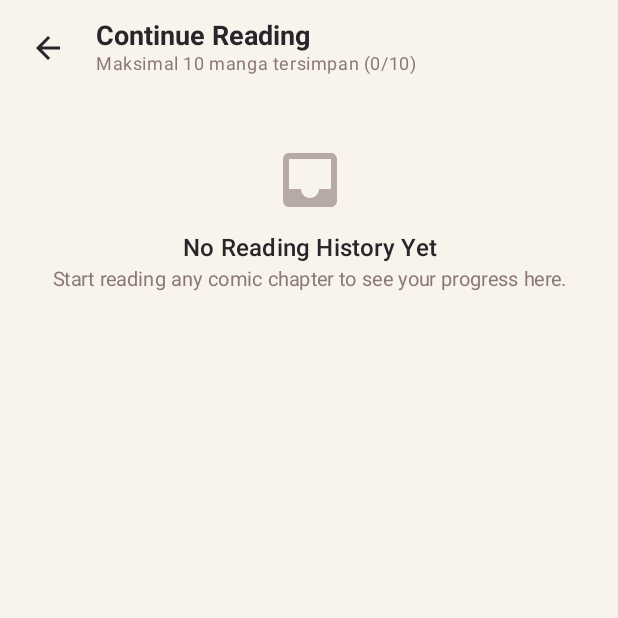
After one commit to Aziz140609/ComicVerse, an Android app built with Jetpack Compose: the ReadingHistoryScreen screen opened through its navigation route, on a phone screen of 412 x 824 dp, the top half of it. The commit adds this screen. Run offline under Robolectric (Android 15) with nearby library versions, the phone set to English and light mode, and no system bars; network calls fail; pictures from the network do not load.

Commit message:
feat: add dedicated Reading History screen with max 10 items limit and auto-trim oldest

```diff
--- a/app/src/main/java/com/aziz/comicverse/data/local/dao/ReadingProgressDao.kt
+++ b/app/src/main/java/com/aziz/comicverse/data/local/dao/ReadingProgressDao.kt
@@ -16,8 +16,11 @@ interface ReadingProgressDao {
     @Query("SELECT * FROM reading_progress WHERE comicId = :comicId LIMIT 1")
     fun getProgressByComicId(comicId: String): Flow<ReadingProgressEntity?>
 
-    @Query("SELECT * FROM reading_progress ORDER BY updatedAt DESC")
+    @Query("SELECT * FROM reading_progress ORDER BY updatedAt DESC LIMIT 10")
     fun getAllProgress(): Flow<List<ReadingProgressEntity>>
+
+    @Query("DELETE FROM reading_progress WHERE comicId NOT IN (SELECT comicId FROM reading_progress ORDER BY updatedAt DESC LIMIT 10)")
+    suspend fun trimOldProgress()
 
     @Query("DELETE FROM reading_progress WHERE comicId = :comicId")
     suspend fun deleteProgress(comicId: String): Int
--- a/app/src/main/java/com/aziz/comicverse/domain/model/ReadingProgress.kt
+++ b/app/src/main/java/com/aziz/comicverse/domain/model/ReadingProgress.kt
@@ -6,5 +6,7 @@ data class ReadingProgress(
     val chapterTitle: String,
     val pageIndex: Int,
     val totalPages: Int,
+    val comicTitle: String = "",
+    val comicCoverUrl: String = "",
     val updatedAt: Long = System.currentTimeMillis()
 )
--- a/app/src/main/java/com/aziz/comicverse/domain/repository/ComicRepository.kt
+++ b/app/src/main/java/com/aziz/comicverse/domain/repository/ComicRepository.kt
@@ -24,4 +24,5 @@ interface ComicRepository {
     suspend fun toggleFavorite(comic: Comic)
     fun getReadingHistory(): Flow<List<ReadingProgress>>
     suspend fun saveReadingProgress(progress: ReadingProgress)
+    suspend fun deleteReadingProgress(comicId: String)
 }
--- a/app/src/main/java/com/aziz/comicverse/navigation/ComicVerseNavGraph.kt
+++ b/app/src/main/java/com/aziz/comicverse/navigation/ComicVerseNavGraph.kt
@@ -22,6 +22,7 @@ import androidx.navigation.compose.rememberNavController
 import androidx.navigation.navArgument
 import com.aziz.comicverse.ui.detail.ComicDetailScreen
 import com.aziz.comicverse.ui.explore.ExploreScreen
+import com.aziz.comicverse.ui.history.ReadingHistoryScreen
 import com.aziz.comicverse.ui.home.HomeScreen
 import com.aziz.comicverse.ui.library.LibraryScreen
 import com.aziz.comicverse.ui.rankings.RankingsScreen
@@ -131,6 +132,9 @@ fun ComicVerseNavGraph(
                     },
                     onNavigateToRankings = {
                         navController.navigate(Screen.Rankings.route)
+                    },
+                    onNavigateToReadingHistory = {
+                        navController.navigate(Screen.ReadingHistory.route)
                     }
                 )
             }
@@ -186,6 +190,18 @@ fun ComicVerseNavGraph(
                 )
             }
 
+            composable(Screen.ReadingHistory.route) {
+                ReadingHistoryScreen(
+                    onNavigateBack = { navController.popBackStack() },
+                    onNavigateToDetail = { comicId ->
+                        navController.navigate(Screen.Detail.createRoute(comicId))
+                    },
+                    onNavigateToReader = { comicId, chapterId ->
+                        navController.navigate(Screen.Reader.createRoute(comicId, chapterId))
+                    }
+                )
+            }
+
             composable(
                 route = Screen.Detail.route,
                 arguments = listOf(
--- a/app/src/main/java/com/aziz/comicverse/navigation/Screen.kt
+++ b/app/src/main/java/com/aziz/comicverse/navigation/Screen.kt
@@ -55,6 +55,11 @@ sealed class Screen(
         title = "Peringkat Manga"
     )
 
+    data object ReadingHistory : Screen(
+        route = "reading_history",
+        title = "Terakhir Di baca"
+    )
+
     data object Detail : Screen(
         route = "comic_detail/{comicId}"
     ) {
--- /dev/null
+++ b/app/src/main/java/com/aziz/comicverse/ui/history/ReadingHistoryScreen.kt
@@ -0,0 +1,126 @@
+package com.aziz.comicverse.ui.history
+
+import androidx.compose.foundation.background
+import androidx.compose.foundation.layout.Arrangement
+import androidx.compose.foundation.layout.Column
+import androidx.compose.foundation.layout.PaddingValues
+import androidx.compose.foundation.layout.Row
+import androidx.compose.foundation.layout.Spacer
+import androidx.compose.foundation.layout.fillMaxSize
+import androidx.compose.foundation.layout.fillMaxWidth
+import androidx.compose.foundation.layout.height
+import androidx.compose.foundation.layout.padding
+import androidx.compose.foundation.lazy.LazyColumn
+import androidx.compose.foundation.lazy.items
+import androidx.compose.material.icons.Icons
+import androidx.compose.material.icons.automirrored.filled.ArrowBack
+import androidx.compose.material.icons.filled.DeleteOutline
+import androidx.compose.material3.Icon
+import androidx.compose.material3.IconButton
+import androidx.compose.material3.MaterialTheme
+import androidx.compose.material3.Text
+import androidx.compose.runtime.Composable
+import androidx.compose.runtime.collectAsState
+import androidx.compose.runtime.getValue
+import androidx.compose.ui.Alignment
+import androidx.compose.ui.Modifier
+import androidx.compose.ui.res.stringResource
+import androidx.compose.ui.text.font.FontWeight
+import androidx.compose.ui.unit.dp
+import androidx.compose.ui.unit.sp
+import androidx.lifecycle.viewmodel.compose.viewModel
+import com.aziz.comicverse.R
+import com.aziz.comicverse.ui.components.ComicEmptyState
+import com.aziz.comicverse.ui.components.ComicLoadingIndicator
+import com.aziz.comicverse.ui.components.TerakhirDibacaCard
+
+@Composable
+fun ReadingHistoryScreen(
+    onNavigateBack: () -> Unit,
+    onNavigateToDetail: (String) -> Unit,
+    onNavigateToReader: (comicId: String, chapterId: String) -> Unit,
+    modifier: Modifier = Modifier,
+    viewModel: ReadingHistoryViewModel = viewModel()
+) {
+    val uiState by viewModel.uiState.collectAsState()
+
+    Column(
+        modifier = modifier
+            .fillMaxSize()
+            .background(MaterialTheme.colorScheme.background)
+    ) {
+        // Top Bar
+        Row(
+            modifier = Modifier
+                .fillMaxWidth()
+                .padding(horizontal = 8.dp, vertical = 8.dp),
+            verticalAlignment = Alignment.CenterVertically
+        ) {
+            IconButton(onClick = onNavigateBack) {
+                Icon(
+                    imageVector = Icons.AutoMirrored.Filled.ArrowBack,
+                    contentDescription = "Kembali",
+                    tint = MaterialTheme.colorScheme.onBackground
+                )
+            }
+            Column(modifier = Modifier.weight(1f).padding(start = 8.dp)) {
+                Text(
+                    text = stringResource(R.string.last_read),
+                    style = MaterialTheme.typography.titleLarge,
+                    fontWeight = FontWeight.Bold,
+                    color = MaterialTheme.colorScheme.onBackground
+                )
+                Text(
+                    text = "Maksimal 10 manga tersimpan (${uiState.historyItems.size}/10)",
+                    style = MaterialTheme.typography.bodySmall,
+                    color = MaterialTheme.colorScheme.onSurfaceVariant
+                )
+            }
+        }
+
+        when {
+            uiState.isLoading -> {
+                ComicLoadingIndicator(message = "Memuat riwayat baca...")
+            }
+            uiState.historyItems.isEmpty() -> {
+                ComicEmptyState(
+                    title = stringResource(R.string.empty_history_title),
+                    message = stringResource(R.string.empty_history_desc)
+                )
+            }
+            else -> {
+                LazyColumn(
+                    modifier = Modifier.fillMaxSize(),
+                    contentPadding = PaddingValues(16.dp),
+                    verticalArrangement = Arrangement.spacedBy(10.dp)
+                ) {
+                    items(uiState.historyItems, key = { it.comic.id }) { item ->
+                        Row(
+                            modifier = Modifier.fillMaxWidth(),
+                            verticalAlignment = Alignment.CenterVertically
+                        ) {
+                            TerakhirDibacaCard(
+                                comic = item.comic,
+                                progress = item.progress,
+                                onContinueClick = {
+                                    onNavigateToReader(item.comic.id, item.progress.chapterId)
+                                },
+                                modifier = Modifier.weight(1f)
+                            )
+                            IconButton(
+                                onClick = { viewModel.removeHistoryItem(item.comic.id) },
+                                modifier = Modifier.padding(start = 4.dp)
+                            ) {
+                                Icon(
+                                    imageVector = Icons.Default.DeleteOutline,
+                                    contentDescription = "Hapus dari riwayat",
+                                    tint = MaterialTheme.colorScheme.onSurfaceVariant.copy(alpha = 0.6f)
+                                )
+                            }
+                        }
+                    }
+                }
+            }
+        }
+    }
+}
--- /dev/null
+++ b/app/src/main/java/com/aziz/comicverse/ui/history/ReadingHistoryUiState.kt
@@ -0,0 +1,8 @@
+package com.aziz.comicverse.ui.history
+
+import com.aziz.comicverse.ui.home.ContinueReadingItem
+
+data class ReadingHistoryUiState(
+    val historyItems: List<ContinueReadingItem> = emptyList(),
+    val isLoading: Boolean = true
+)
--- /dev/null
+++ b/app/src/main/java/com/aziz/comicverse/ui/history/ReadingHistoryViewModel.kt
@@ -0,0 +1,68 @@
+package com.aziz.comicverse.ui.history
+
+import androidx.lifecycle.ViewModel
+import androidx.lifecycle.viewModelScope
+import com.aziz.comicverse.data.repository.ComicRepositoryImpl
+import com.aziz.comicverse.domain.model.Comic
+import com.aziz.comicverse.domain.repository.ComicRepository
+import com.aziz.comicverse.ui.home.ContinueReadingItem
+import kotlinx.coroutines.flow.MutableStateFlow
+import kotlinx.coroutines.flow.StateFlow
+import kotlinx.coroutines.flow.asStateFlow
+import kotlinx.coroutines.flow.update
+import kotlinx.coroutines.launch
+
+class ReadingHistoryViewModel(
+    private val repository: ComicRepository = ComicRepositoryImpl()
+) : ViewModel() {
+
+    private val _uiState = MutableStateFlow(ReadingHistoryUiState())
+    val uiState: StateFlow<ReadingHistoryUiState> = _uiState.asStateFlow()
+
+    init {
+        observeHistory()
+    }
+
+    private fun observeHistory() {
+        viewModelScope.launch {
+            repository.getReadingHistory().collect { history ->
+                if (history.isNotEmpty()) {
+                    val items = history.take(10).map { progress ->
+                        val localComic = repository.getComicDetail(progress.comicId).getOrNull()
+                        val comic = localComic ?: Comic(
+                            id = progress.comicId,
+                            title = progress.comicTitle.ifBlank { "Manga" },
+                            description = "",
+                            coverUrl = progress.comicCoverUrl,
+                            author = "",
+                            genres = listOf("Manga"),
+                            status = "Reading",
+                            rating = 4.8
+                        )
+                        ContinueReadingItem(comic, progress)
+                    }.distinctBy { it.comic.id }
+
+                    _uiState.update {
+                        it.copy(
+                            historyItems = items,
+                            isLoading = false
+                        )
+                    }
+                } else {
+                    _uiState.update {
+                        it.copy(
+                            historyItems = emptyList(),
+                            isLoading = false
+                        )
+                    }
+                }
+            }
+        }
+    }
+
+    fun removeHistoryItem(comicId: String) {
+        viewModelScope.launch {
+            repository.deleteReadingProgress(comicId)
+        }
+    }
+}
--- a/app/src/main/java/com/aziz/comicverse/ui/home/HomeScreen.kt
+++ b/app/src/main/java/com/aziz/comicverse/ui/home/HomeScreen.kt
@@ -55,6 +55,7 @@ fun HomeScreen(
     onNavigateToDetail: (String) -> Unit,
     onNavigateToExplore: (String?) -> Unit,
     onNavigateToRankings: () -> Unit = {},
+    onNavigateToReadingHistory: () -> Unit = {},
     modifier: Modifier = Modifier,
     viewModel: HomeViewModel = viewModel()
 ) {
@@ -127,7 +128,7 @@ fun HomeScreen(
                         SectionTitleHeader(
                             title = stringResource(R.string.last_read),
                             actionText = stringResource(R.string.see_all),
-                            onActionClick = { onNavigateToExplore(null) }
+                            onActionClick = onNavigateToReadingHistory
                         )
                     }
 
--- a/app/src/main/java/com/aziz/comicverse/ui/reader/ReaderViewModel.kt
+++ b/app/src/main/java/com/aziz/comicverse/ui/reader/ReaderViewModel.kt
@@ -75,13 +75,16 @@ class ReaderViewModel(
             viewModelScope.launch {
                 val state = _uiState.value
                 val chapter = state.currentChapter
+                val comic = state.comic
                 repository.saveReadingProgress(
                     com.aziz.comicverse.domain.model.ReadingProgress(
                         comicId = comicId,
                         chapterId = chapter?.id ?: initialChapterId,
                         chapterTitle = chapter?.title ?: "Chapter",
                         pageIndex = pageIndex,
-                        totalPages = state.totalPages
+                        totalPages = state.totalPages,
+                        comicTitle = comic?.title ?: "",
+                        comicCoverUrl = comic?.coverUrl ?: ""
                     )
                 )
             }
```
Also changed, not shown: app/src/main/java/com/aziz/comicverse/data/repository/ComicRepositoryImpl.kt (+24 -4 lines).
